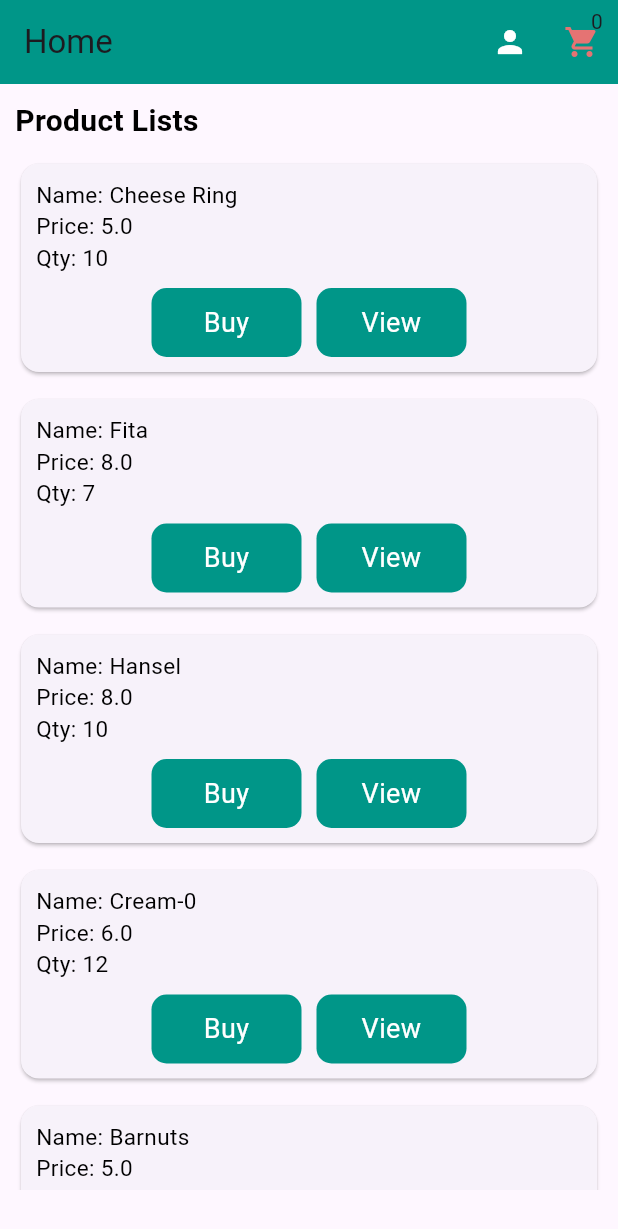
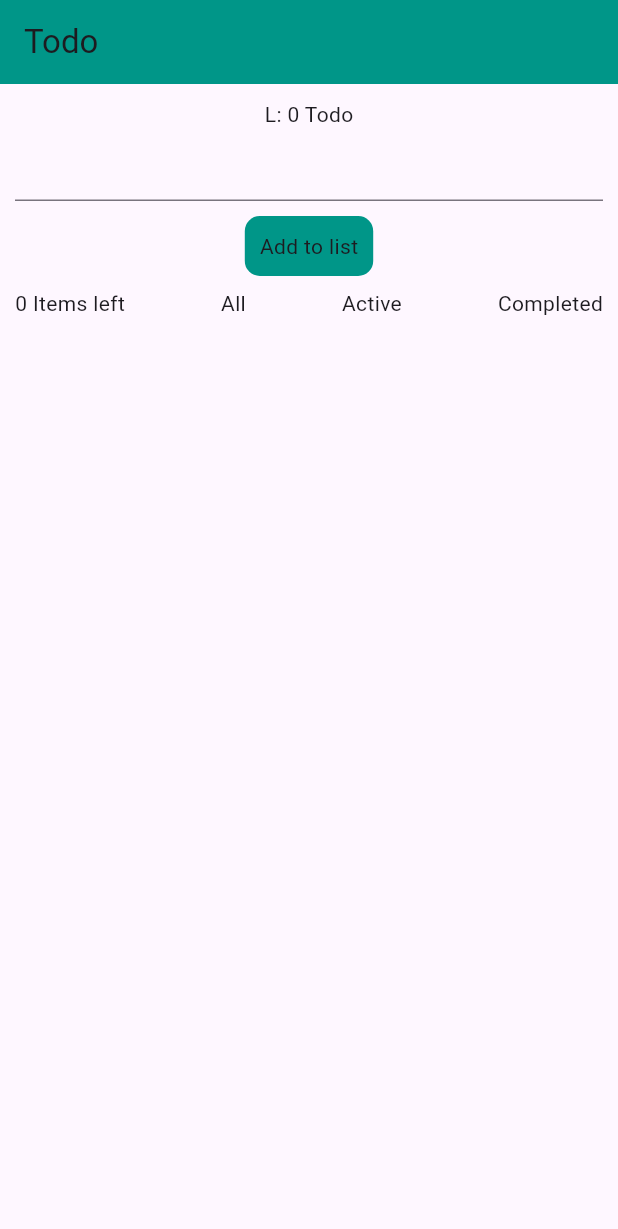
Before and after one commit to san-dr0/flutter-cart, a Flutter app: the screen it shows after launch, on a phone screen of 412 x 824 dp. Shown: the top 1229 px of the screen. Run offline on Flutter 3.47's test engine with Material 3 defaults, Android fonts, the phone set to English and light mode, and no system bars; our stand-ins replace bloc, dash_chat_2, equatable, firebase_core, firebase_vertexai, flutter_bloc and 9 more; accounts and stored records are empty; generated files the repository leaves out were written again.

Commit message:
riverpod

```diff
--- a/lib/config/routes/routes.dart
+++ b/lib/config/routes/routes.dart
@@ -8,6 +8,7 @@ import 'package:clean_arch2/feature/cart/presentation/pages/cart.page.dart';
 import 'package:clean_arch2/feature/dashboard/presentation/pages/dashboard.page.dart';
 import 'package:clean_arch2/feature/home/presentation/pages/home.page.dart';
 import 'package:clean_arch2/feature/inquiries/presentation/page/inquiries.page.dart';
+import 'package:clean_arch2/feature/riverpod/feature/todo-home/pages/todo_home.dart';
 import 'package:clean_arch2/feature/topup/presentation/pages/topup.page.dart';
 import 'package:clean_arch2/feature/transactions/presentation/pages/transaction.pages.dart';
 import 'package:clean_arch2/feature/update-creds/pages/update-bloc.page.dart';
@@ -15,7 +16,7 @@ import 'package:clean_arch2/feature/view_certain_product/pages/view_certain_prod
 import 'package:go_router/go_router.dart';
 
 GoRouter appRoutes = GoRouter(routes: [
-  GoRoute(path: '/', builder: (context, state) => HomePage(),),
+  // GoRoute(path: '/', builder: (context, state) => HomePage(),),
   GoRoute(path: '/signup', builder: (context, state) => SignupPage(),),
   GoRoute(path: '/cart', builder: (context, state) => CartPage(),),
   GoRoute(path: '/view-certain-product', builder: (context, state) {
@@ -33,7 +34,8 @@ GoRouter appRoutes = GoRouter(routes: [
     path: '/admin', builder: (context, state) => AdminHomePage(),
     routes: adminRoutes
   ),
-  GoRoute(path: '/inquiry', builder: (context, state) => InquiryPage(),)
+  GoRoute(path: '/inquiry', builder: (context, state) => InquiryPage(),),
+  GoRoute(path: '/', builder: (context, state) => TodoHomePage(),)
 ]);
 
 // ADD pages here, it it belongs to admin
--- a/lib/core/string.dart
+++ b/lib/core/string.dart
@@ -63,3 +63,4 @@ const String topUpIsSuccessfull = "Topup balance was added.";
 const String paymentWithQRWasSuccessfulTitle = "Payment using QR is sucessfull.";
 const String cantProceedPurchaseInsufficientBalance = "Insufficient balance, please top up your account";
 const String inquiryTitle = "Inquiry";
+const String todoTitle = "Todo";
--- /dev/null
+++ b/lib/feature/riverpod/feature/todo-home/model/todoModel.dart
@@ -0,0 +1,8 @@
+// ignore_for_file: file_names
+
+class TodoModel {
+  String todoId;
+  String title;
+
+  TodoModel({required this.todoId, required this.title});
+}
--- /dev/null
+++ b/lib/feature/riverpod/feature/todo-home/pages/todo_home.dart
@@ -0,0 +1,92 @@
+import 'dart:developer';
+
+import 'package:clean_arch2/core/color.dart';
+import 'package:clean_arch2/core/string.dart';
+import 'package:clean_arch2/feature/riverpod/feature/todo-home/model/todoModel.dart';
+import 'package:clean_arch2/feature/riverpod/feature/todo-home/todo-home-riverpod/todo_home_riverpod.dart';
+import 'package:flutter/material.dart';
+import 'package:flutter_riverpod/flutter_riverpod.dart';
+
+// class TodoHome extends StatefulWidget {
+//   const TodoHome({super.key});
+
+//   @override
+//   State<TodoHome> createState () => _TodoHome();
+// }
+
+class TodoHomePage extends ConsumerWidget {
+  TodoHomePage({super.key});
+
+  TextEditingController todoTitleController = TextEditingController();
+
+  void onAddTodo (WidgetRef ref) {
+    String title = todoTitleController.text;
+    ref.watch(counterProvider.notifier).increment('Ojjj');
+  }
+
+  @override
+  Widget build(BuildContext context, WidgetRef ref) {
+    List<TodoModel> counter = ref.watch(counterProvider);
+    return Scaffold(
+      appBar: AppBar(
+        backgroundColor: tealColor,
+        title: Text(todoTitle),
+      ),
+      body: Container(
+        padding: const EdgeInsets.all(10.0),
+        child: Column(
+          children: [
+            Text("L: ${counter.length} $todoTitle"),
+            TextFormField(
+              controller: todoTitleController,
+            ),
+            const SizedBox(height: 10.0,),
+            InkWell(
+              onTap: () {
+                onAddTodo(ref);
+              },
+              splashColor: Colors.teal[800],
+              borderRadius: BorderRadius.all(Radius.circular(10.0)),
+              child: Ink(
+                decoration: BoxDecoration(
+                  borderRadius: BorderRadius.all(Radius.circular(10.0)),
+                  color: Colors.teal
+                ),
+                child: Container(
+                  padding: const EdgeInsets.all(10.0),
+                  child: Text("Add to list"),
+                ),
+              ),
+            ),
+            const SizedBox(height: 8.0,),
+            Row(
+              mainAxisAlignment: MainAxisAlignment.spaceBetween,
+              children: [
+                Text("0 Items left"),
+                InkWell(
+                  onTap: () {},
+                  child: Ink(
+                    child: Text("All"),
+                  ),
+                ),
+                InkWell(
+                  onTap: () {},
+                  child: Ink(
+                    child: Text("Active"),
+                  ),
+                ),
+               InkWell(
+                  onTap: () {},
+                  child: Ink(
+                    child: Text("Completed"),
+                  ),
+                ),
+
+              ],
+            )
+          ],
+        ),
+      ),
+    );
+  }
+}
--- /dev/null
+++ b/lib/feature/riverpod/feature/todo-home/todo-home-riverpod/todo_home_riverpod.dart
@@ -0,0 +1,13 @@
+import 'package:clean_arch2/feature/riverpod/feature/todo-home/model/todoModel.dart';
+import 'package:flutter_riverpod/flutter_riverpod.dart';
+import 'package:riverpod_annotation/riverpod_annotation.dart';
+part 'todo_home_riverpod.g.dart';
+
+@riverpod
+class Counter extends _$Counter {
+
+  @override
+  List<TodoModel> build() => [];
+
+  void increment (String title) => [...state, TodoModel(todoId: '1233', title: title)];
+}
--- a/pubspec.yaml
+++ b/pubspec.yaml
@@ -51,6 +51,8 @@ dependencies:
   firebase_core: ^3.12.1
   firebase_vertexai: ^1.4.0
   dash_chat_2: ^0.0.21
+  flutter_riverpod: ^2.6.1
+  riverpod_annotation: ^2.6.1
 
 dev_dependencies:
   flutter_test:
@@ -63,6 +65,7 @@ dev_dependencies:
   # rules and activating additional ones.
   flutter_lints: ^5.0.0
   build_runner: ^2.4.15
+  riverpod_generator: ^2.6.3
 
 # For information on the generic Dart part of this file, see the
 # following page: https://dart.dev/tools/pub/pubspec
```
Also changed, not shown: lib/main.dart (+19 -12 lines), lib/feature/riverpod/feature/todo-home/todo-home-riverpod/todo_home_riverpod.g.dart (added), pubspec.lock.
